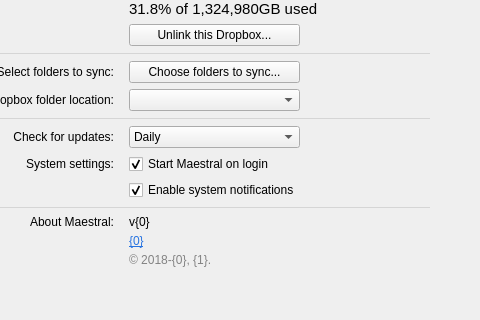
Old version of the form maestral/gui/resources/settings_window.ui in the repository samschott/maestral; both pictures show x 132 to 612 and y 110 to 430 of the 612 by 430 pixel window.
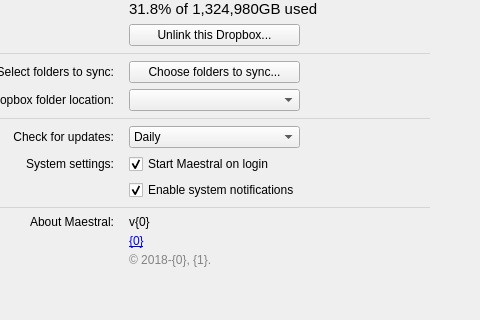
New version of the form.

Commit message:
remove hard-coded link colors
Qt 5.14 now handles link colors correctly

```diff
--- a/maestral/gui/resources/settings_window.ui
+++ b/maestral/gui/resources/settings_window.ui
@@ -289,7 +289,7 @@
        <item row="1" column="0">
         <widget class="QLabel" name="labelUrl">
          <property name="text">
-          <string>&lt;html&gt;&lt;head/&gt;&lt;body&gt;&lt;p&gt;&lt;a href=&quot;{0}&quot;&gt;&lt;span style=&quot; text-decoration: underline; color:#2874e1;&quot;&gt;{0}&lt;/span&gt;&lt;/a&gt;&lt;/p&gt;&lt;/body&gt;&lt;/html&gt;</string>
+          <string>&lt;html&gt;&lt;head/&gt;&lt;body&gt;&lt;p&gt;&lt;a href=&quot;{0}&quot;&gt;{0}&lt;/span&gt;&lt;/a&gt;&lt;/p&gt;&lt;/body&gt;&lt;/html&gt;</string>
          </property>
          <property name="openExternalLinks">
           <bool>true</bool>
```
The commit also changes 2 other files.
